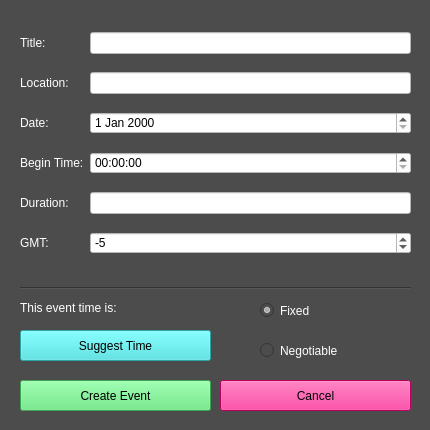
allenh1/timefuse-client, file createevent.ui: the form before one commit.
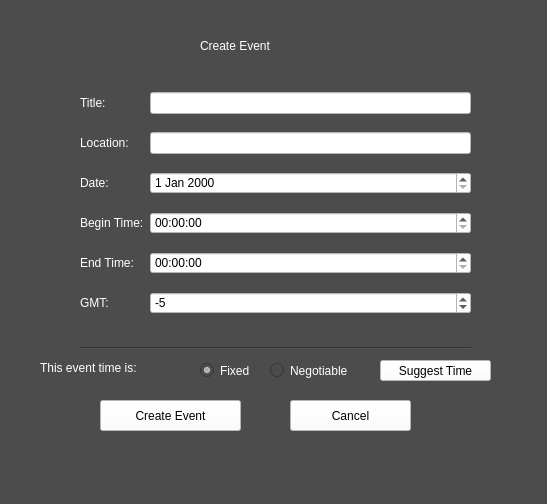
The form after the commit.

The edit to the form file:
```diff
--- a/createevent.ui
+++ b/createevent.ui
@@ -6,8 +6,8 @@
    <rect>
     <x>0</x>
     <y>0</y>
-    <width>430</width>
-    <height>430</height>
+    <width>547</width>
+    <height>504</height>
    </rect>
   </property>
   <property name="windowTitle">
@@ -20,15 +20,17 @@
   <widget class="QPushButton" name="pushButton">
    <property name="geometry">
     <rect>
-     <x>20</x>
-     <y>380</y>
-     <width>191</width>
+     <x>100</x>
+     <y>400</y>
+     <width>141</width>
      <height>31</height>
     </rect>
    </property>
    <property name="styleSheet">
-    <string notr="true">font: 12pt &quot;Courier&quot;;
-background-color: rgb(86, 231, 115);</string>
+    <string notr="true">background-color: rgb(255, 255, 255);
+color: rgb(0, 0, 0);
+font: 13pt &quot;Courier&quot;;
+</string>
    </property>
    <property name="text">
     <string>Create Event</string>
@@ -37,8 +39,8 @@
   <widget class="QWidget" name="gridLayoutWidget">
    <property name="geometry">
     <rect>
-     <x>20</x>
-     <y>20</y>
+     <x>80</x>
+     <y>80</y>
      <width>391</width>
      <height>251</height>
     </rect>
@@ -73,7 +75,7 @@
 font: 12pt &quot;Courier&quot;;</string>
       </property>
       <property name="text">
-       <string>Duration:</string>
+       <string>End Time:</string>
       </property>
      </widget>
     </item>
@@ -99,13 +101,6 @@
       </property>
      </widget>
     </item>
-    <item row="4" column="1">
-     <widget class="QLineEdit" name="duration_input_2">
-      <property name="styleSheet">
-       <string notr="true">background-color: rgb(255, 255, 255);</string>
-      </property>
-     </widget>
-    </item>
     <item row="0" column="1">
      <widget class="QLineEdit" name="title_input_2">
       <property name="styleSheet">
@@ -171,20 +166,29 @@
       </property>
      </widget>
     </item>
+    <item row="4" column="1">
+     <widget class="QTimeEdit" name="begin_time_edit_3">
+      <property name="styleSheet">
+       <string notr="true">background-color: rgb(255, 255, 255);</string>
+      </property>
+     </widget>
+    </item>
    </layout>
   </widget>
   <widget class="QPushButton" name="pushCancel">
    <property name="geometry">
     <rect>
-     <x>220</x>
-     <y>380</y>
-     <width>191</width>
+     <x>290</x>
+     <y>400</y>
+     <width>121</width>
      <height>31</height>
     </rect>
    </property>
    <property name="styleSheet">
-    <string notr="true">font: 12pt &quot;Courier&quot;;
-background-color: rgb(255, 0, 128);</string>
+    <string notr="true">background-color: rgb(255, 255, 255);
+color: rgb(0, 0, 0);
+font: 13pt &quot;Courier&quot;;
+</string>
    </property>
    <property name="text">
     <string>Cancel</string>
@@ -193,8 +197,8 @@
   <widget class="QLabel" name="label">
    <property name="geometry">
     <rect>
-     <x>20</x>
-     <y>300</y>
+     <x>40</x>
+     <y>360</y>
      <width>201</width>
      <height>16</height>
     </rect>
@@ -210,8 +214,8 @@
   <widget class="QRadioButton" name="radioFixed">
    <property name="geometry">
     <rect>
-     <x>260</x>
-     <y>300</y>
+     <x>200</x>
+     <y>360</y>
      <width>81</width>
      <height>21</height>
     </rect>
@@ -230,8 +234,8 @@
   <widget class="QRadioButton" name="radioNegotiable">
    <property name="geometry">
     <rect>
-     <x>260</x>
-     <y>340</y>
+     <x>270</x>
+     <y>360</y>
      <width>131</width>
      <height>21</height>
     </rect>
@@ -250,15 +254,17 @@
   <widget class="QPushButton" name="suggest_time">
    <property name="geometry">
     <rect>
-     <x>20</x>
-     <y>330</y>
-     <width>191</width>
-     <height>31</height>
+     <x>380</x>
+     <y>360</y>
+     <width>111</width>
+     <height>21</height>
     </rect>
    </property>
    <property name="styleSheet">
-    <string notr="true">font: 12pt "Courier";
-background-color: rgb(61, 229, 229);</string>
+    <string notr="true">background-color: rgb(255, 255, 255);
+color: rgb(0, 0, 0);
+font: 13pt &quot;Courier&quot;;
+</string>
    </property>
    <property name="text">
     <string>Suggest Time</string>
@@ -267,8 +273,8 @@
   <widget class="Line" name="line">
    <property name="geometry">
     <rect>
-     <x>20</x>
-     <y>280</y>
+     <x>80</x>
+     <y>340</y>
      <width>391</width>
      <height>16</height>
     </rect>
@@ -277,6 +283,23 @@
     <enum>Qt::Horizontal</enum>
    </property>
   </widget>
+  <widget class="QLabel" name="title_3">
+   <property name="geometry">
+    <rect>
+     <x>200</x>
+     <y>20</y>
+     <width>181</width>
+     <height>51</height>
+    </rect>
+   </property>
+   <property name="styleSheet">
+    <string notr="true">color: rgb(255, 255, 255);
+font: 20pt &quot;Times New Roman&quot;;</string>
+   </property>
+   <property name="text">
+    <string>Create Event</string>
+   </property>
+  </widget>
  </widget>
  <resources/>
  <connections/>
```
Left out of the diff: 22 changed lines with no effect on the pictures.
